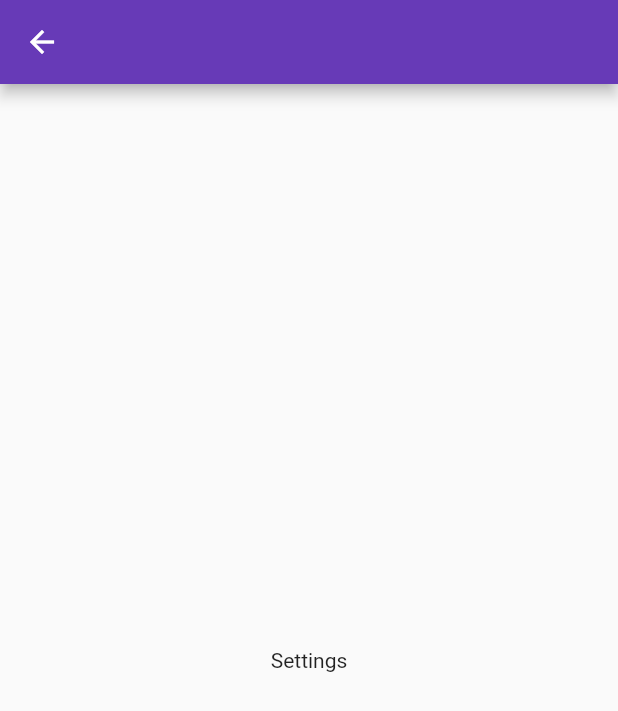
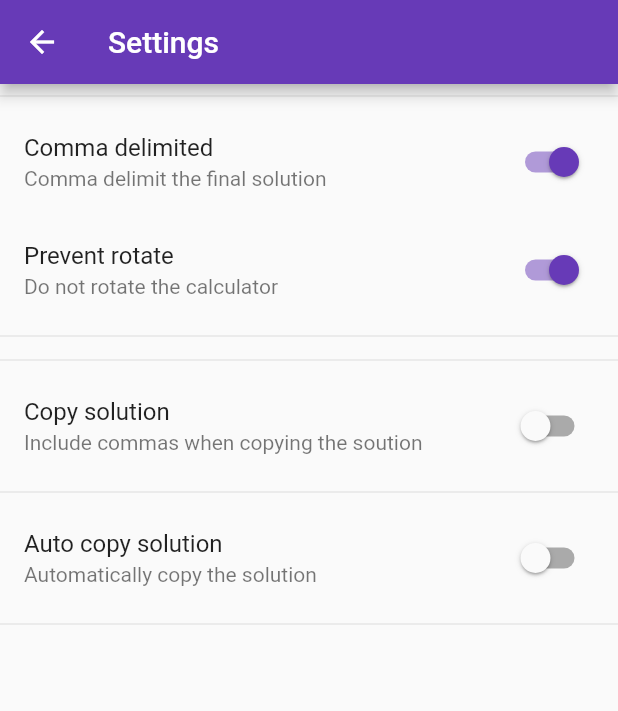
Before and after one commit to enchance/simplecalc, a Flutter app: the SettingsScreen screen opened by its route, on a phone screen of 412 x 824 dp. Shown: the top 711 px of the screen. Run offline on Flutter 3.47's test engine with Material 2 defaults, Android fonts, the phone set to English and light mode, and no system bars; our stand-ins replace math_expressions.

Commit message:
settings form fields

```diff
--- a/lib/screens/settings_screen.dart
+++ b/lib/screens/settings_screen.dart
@@ -2,16 +2,61 @@ import 'package:flutter/material.dart';
 
 
 
-class SettingsScreen extends StatelessWidget {
+class SettingsScreen extends StatefulWidget {
   static const route = '/settings';
   const SettingsScreen({Key? key}) : super(key: key);
 
   @override
+  State<SettingsScreen> createState() => _SettingsScreenState();
+}
+
+class _SettingsScreenState extends State<SettingsScreen> {
+  var useComma = true;
+  var noRotate = true;
+  var copyCommas = false;
+  var autoCopy = false;
+
+  @override
   Widget build(BuildContext context) {
     return Scaffold(
-      appBar: AppBar(),
-      body: Center(
-        child: const Text('Settings')
+      appBar: AppBar(
+        title: const Text('Settings')
+      ),
+      body: SingleChildScrollView(
+        child: Column(
+          children: [
+            const Divider(),
+            SwitchListTile(
+              title: const Text('Comma delimited'),
+              subtitle: const Text('Comma delimit the final solution'),
+              value: useComma,
+              onChanged: (val) => setState(() => useComma = val),
+            ),
+            SwitchListTile(
+              title: const Text('Prevent rotate'),
+              subtitle: const Text('Do not rotate the calculator'),
+              value: noRotate,
+              onChanged: (val) => setState(() => noRotate = val),
+            ),
+            const Divider(),
+            const Divider(),
+            SwitchListTile(
+              title: const Text('Copy solution'),
+              subtitle: const Text('Include commas when copying the '
+                  'soution'),
+              value: copyCommas,
+              onChanged: (val) => setState(() => copyCommas = val),
+            ),
+            const Divider(),
+            SwitchListTile(
+              title: const Text('Auto copy solution'),
+              subtitle: const Text('Automatically copy the solution'),
+              value: autoCopy,
+              onChanged: (val) => setState(() => autoCopy = val),
+            ),
+            const Divider(),
+          ],
+        ),
       )
     );
   }
```
